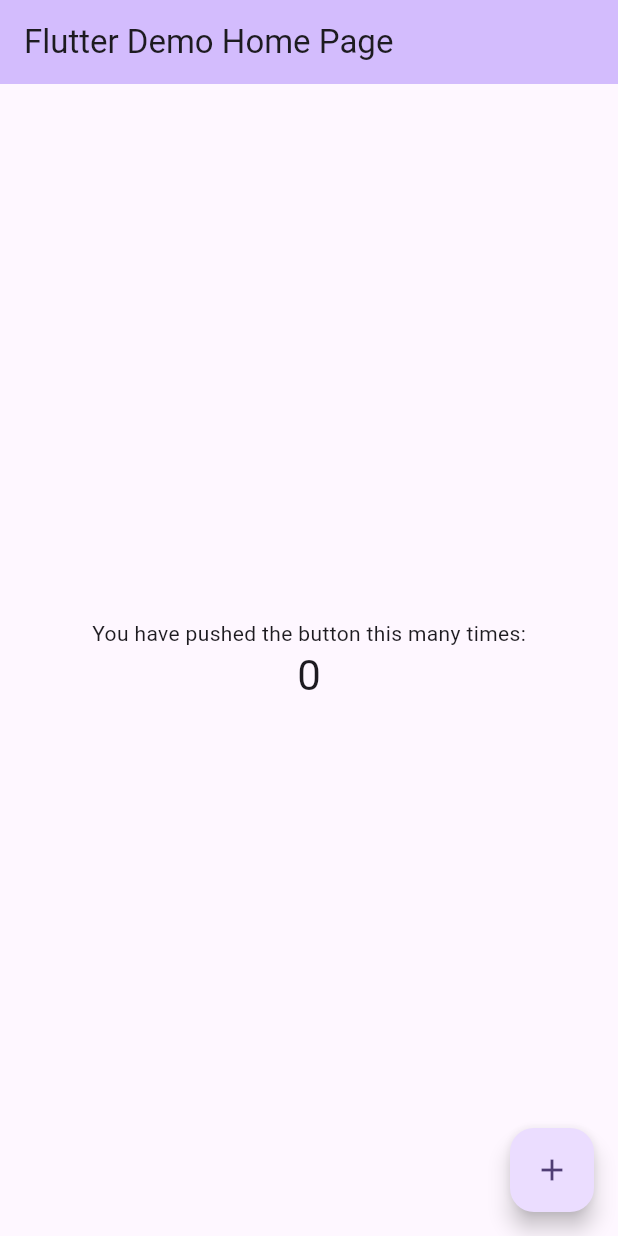
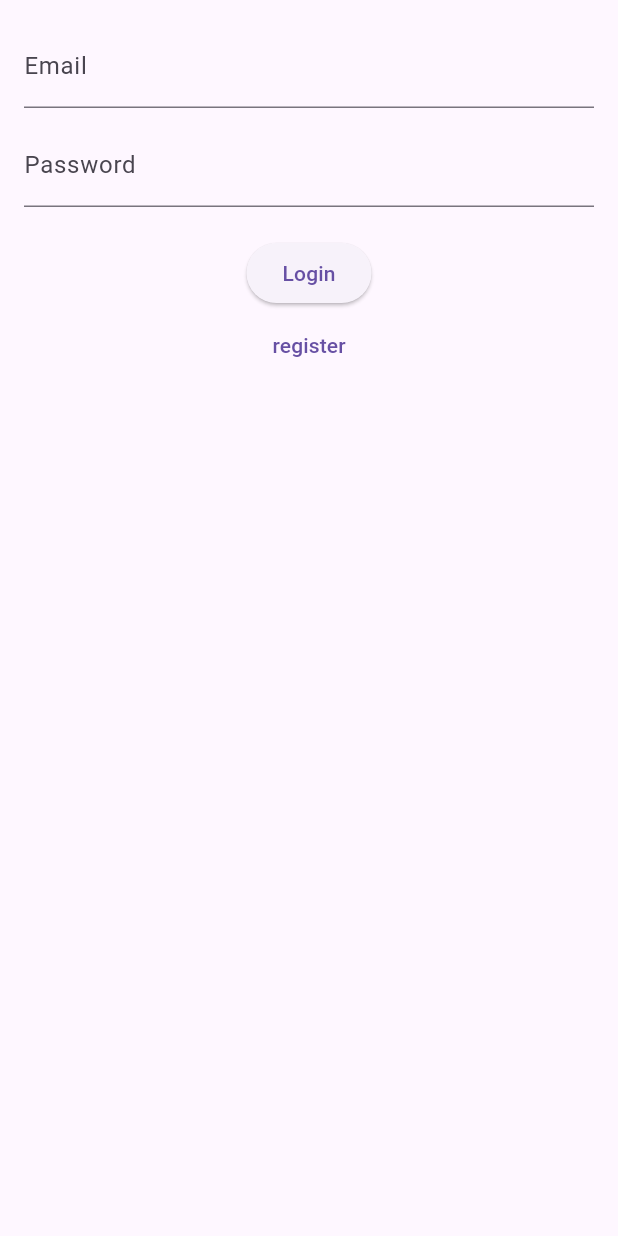
Before and after one commit to Abdelrahman-Rashad/Book-Voices-Flutter, a Flutter app: the screen it shows after launch, on a phone screen of 412 x 824 dp. Run offline on Flutter 3.47's test engine with Material 3 defaults, Android fonts, the phone set to English and light mode, and no system bars; our stand-ins replace bloc, dartz, firebase_auth, firebase_core, flutter_bloc, get_it; accounts and stored records are empty; generated files the repository leaves out were written again.

Commit message:
add auth_helper tests and create presentaion layer

```diff
--- a/lib/api/firebase/handle_exceptions/handleFirebaseAuthException.dart
+++ b/lib/api/firebase/handle_exceptions/handleFirebaseAuthException.dart
@@ -13,9 +13,11 @@ class handleFirebaseAuthException {
         return 'لا يوجد مستخدم مسجل بهذا البريد الإلكتروني.';
 
       case 'wrong-password':
+        return 'كلمة المرور غير صحيحة. يرجى المحاولة مرة أخرى.';
+
       case 'INVALID_LOGIN_CREDENTIALS':
       case 'invalid-credential':
-        return 'كلمة المرور غير صحيحة. يرجى المحاولة مرة أخرى.';
+        return 'البريد الإلكتروني المدخل غير مسجل. يرجى التحقق من البريد الإلكتروني أو إنشاء حساب جديد.';
 
       case 'too-many-requests':
         return 'عدد كبير جدًا من المحاولات. يرجى الانتظار قبل المحاولة مجددًا.';
--- a/lib/core/error/failure.dart
+++ b/lib/core/error/failure.dart
@@ -1,4 +1,4 @@
-abstract class Failure {
+abstract class Failure implements Exception {
   final String message;
   Failure(this.message);
 }
--- a/lib/features/Authentication/domain/usecases/logout_usecase.dart
+++ b/lib/features/Authentication/domain/usecases/logout_usecase.dart
@@ -7,7 +7,7 @@ class LogoutUsecase {
 
   LogoutUsecase(this.authRepo);
 
-  Future<Either<Failure, void>> execute(String email, String password) {
+  Future<Either<Failure, void>> execute() {
     return authRepo.logout();
   }
 }
--- /dev/null
+++ b/lib/features/Authentication/presentation/manager/cubit/auth_cubit.dart
@@ -0,0 +1,54 @@
+// ignore_for_file: public_member_api_docs, sort_constructors_first
+import 'dart:developer';
+
+import 'package:bloc/bloc.dart';
+import 'package:firebase_auth/firebase_auth.dart';
+import 'package:meta/meta.dart';
+
+import 'package:book_voices/features/Authentication/domain/usecases/login_usecase.dart';
+import 'package:book_voices/features/Authentication/domain/usecases/logout_usecase.dart';
+import 'package:book_voices/features/Authentication/domain/usecases/register_usecase.dart';
+
+part 'auth_state.dart';
+
+class AuthCubit extends Cubit<AuthState> {
+  AuthCubit({
+    required this.loginUsecase,
+    required this.registerUsecase,
+    required this.logoutUsecase,
+  }) : super(AuthInitial());
+
+  final LoginUsecase loginUsecase;
+  final RegisterUsecase registerUsecase;
+  final LogoutUsecase logoutUsecase;
+
+  Future<void> makeLogin(String email, String password) async {
+    emit(AuthLoadingLogin());
+
+    final user = await loginUsecase.execute(email, password);
+    user.fold((l) => emit(AuthFailedLogin(l.message)),
+        (r) => emit(AuthSuccessLogin(r)));
+  }
+
+  Future<void> makeRegister(String email, String password) async {
+    emit(AuthLoadingRegister());
+
+    final user = await registerUsecase.execute(email, password);
+    user.fold((l) => emit(AuthFailedRegister(l.message)),
+        (r) => emit(AuthSuccessRegister(r)));
+  }
+
+  Future<void> makeLogout() async {
+    emit(AuthLoadingLogout());
+
+    final user = await logoutUsecase.execute();
+    user.fold((l) => emit(AuthFailedLogout(l.message)),
+        (r) => emit(AuthSuccessLogout()));
+  }
+
+  @override
+  void onChange(Change<AuthState> change) {
+    log(change.toString());
+    super.onChange(change);
+  }
+}
--- /dev/null
+++ b/lib/features/Authentication/presentation/manager/cubit/auth_state.dart
@@ -0,0 +1,47 @@
+part of 'auth_cubit.dart';
+
+@immutable
+sealed class AuthState {}
+
+final class AuthInitial extends AuthState {}
+
+// Login
+final class AuthLoadingLogin extends AuthState {}
+
+final class AuthSuccessLogin extends AuthState {
+  final User user;
+
+  AuthSuccessLogin(this.user);
+}
+
+final class AuthFailedLogin extends AuthState {
+  final String massage;
+
+  AuthFailedLogin(this.massage);
+}
+
+// Register
+final class AuthLoadingRegister extends AuthState {}
+
+final class AuthSuccessRegister extends AuthState {
+  final User user;
+
+  AuthSuccessRegister(this.user);
+}
+
+final class AuthFailedRegister extends AuthState {
+  final String massage;
+
+  AuthFailedRegister(this.massage);
+}
+
+// Logout
+final class AuthSuccessLogout extends AuthState {}
+
+final class AuthLoadingLogout extends AuthState {}
+
+final class AuthFailedLogout extends AuthState {
+  final String massage;
+
+  AuthFailedLogout(this.massage);
+}
--- /dev/null
+++ b/lib/features/Authentication/presentation/pages/login.dart
@@ -0,0 +1,83 @@
+import 'package:book_voices/features/Authentication/presentation/manager/cubit/auth_cubit.dart';
+import 'package:book_voices/features/Authentication/presentation/pages/resgister_page.dart';
+import 'package:flutter/material.dart';
+import 'package:flutter_bloc/flutter_bloc.dart';
+
+class Login extends StatelessWidget {
+  Login({super.key});
+  final formKey = GlobalKey<FormState>();
+  final TextEditingController emailController = TextEditingController();
+  final TextEditingController passwordController = TextEditingController();
+
+  @override
+  Widget build(BuildContext context) {
+    return Scaffold(
+      body: Padding(
+        padding: EdgeInsets.all(16.0),
+        child: Form(
+          key: formKey,
+          child: Column(
+            crossAxisAlignment: CrossAxisAlignment.stretch,
+            children: [
+              TextFormField(
+                controller: emailController,
+                decoration: InputDecoration(labelText: 'Email'),
+                validator: (value) =>
+                    value!.isEmpty ? 'Please enter your email' : null,
+              ),
+              SizedBox(height: 10),
+              TextFormField(
+                controller: passwordController,
+                decoration: InputDecoration(labelText: 'Password'),
+                obscureText: true,
+                validator: (value) =>
+                    value!.isEmpty ? 'Please enter your password' : null,
+              ),
+              SizedBox(height: 20),
+              BlocConsumer<AuthCubit, AuthState>(
+                listener: (context, state) {
+                  if (state is AuthSuccessLogin) {
+                    ScaffoldMessenger.of(context).showSnackBar(
+                      SnackBar(content: Text('Login Successful!')),
+                    );
+                  } else if (state is AuthFailedLogin) {
+                    ScaffoldMessenger.of(context).showSnackBar(
+                      SnackBar(content: Text(state.massage)),
+                    );
+                  }
+                },
+                builder: (context, state) {
+                  if (state is AuthLoadingLogin) {
+                    return Center(child: CircularProgressIndicator());
+                  }
+                  return Column(
+                    children: [
+                      ElevatedButton(
+                        onPressed: () {
+                          if (formKey.currentState!.validate()) {
+                            final email = emailController.text.trim();
+                            final password = passwordController.text.trim();
+                            context
+                                .read<AuthCubit>()
+                                .makeLogin(email, password);
+                          }
+                        },
+                        child: Text('Login'),
+                      ),
+                      TextButton(
+                          onPressed: () => Navigator.push(
+                              context,
+                              MaterialPageRoute(
+                                  builder: (context) => RegisterPage())),
+                          child: Text("register"))
+                    ],
+                  );
+                },
+              ),
+            ],
+          ),
+        ),
+      ),
+    );
+  }
+}
--- a/lib/main.dart
+++ b/lib/main.dart
@@ -1,131 +1,31 @@
+import 'package:book_voices/core/service_locator/service_locator.dart';
+import 'package:book_voices/features/Authentication/presentation/manager/cubit/auth_cubit.dart';
+import 'package:book_voices/features/Authentication/presentation/pages/login.dart';
+import 'package:book_voices/features/Authentication/presentation/pages/resgister_page.dart';
 import 'package:book_voices/firebase_options.dart';
 import 'package:firebase_core/firebase_core.dart';
 import 'package:flutter/material.dart';
+import 'package:flutter_bloc/flutter_bloc.dart';
 
 void main() async {
   WidgetsFlutterBinding.ensureInitialized();
   await Firebase.initializeApp(
     options: DefaultFirebaseOptions.currentPlatform,
   );
+  setUp();
   runApp(const MyApp());
 }
 
 class MyApp extends StatelessWidget {
   const MyApp({super.key});
 
-  // This widget is the root of your application.
   @override
   Widget build(BuildContext context) {
-    return MaterialApp(
-      title: 'Flutter Demo',
-      theme: ThemeData(
-        // This is the theme of your application.
-        //
-        // TRY THIS: Try running your application with "flutter run". You'll see
-        // the application has a purple toolbar. Then, without quitting the app,
-        // try changing the seedColor in the colorScheme below to Colors.green
-        // and then invoke "hot reload" (save your changes or press the "hot
-        // reload" button in a Flutter-supported IDE, or press "r" if you used
-        // the command line to start the app).
-        //
-        // Notice that the counter didn't reset back to zero; the application
-        // state is not lost during the reload. To reset the state, use hot
-        // restart instead.
-        //
-        // This works for code too, not just values: Most code changes can be
-        // tested with just a hot reload.
-        colorScheme: ColorScheme.fromSeed(seedColor: Colors.deepPurple),
-        useMaterial3: true,
+    return MultiBlocProvider(
+      providers: [BlocProvider(create: (context) => sl<AuthCubit>())],
+      child: MaterialApp(
+        home: Login(),
       ),
-      home: const MyHomePage(title: 'Flutter Demo Home Page'),
     );
   }
 }
-
-class MyHomePage extends StatefulWidget {
-  const MyHomePage({super.key, required this.title});
-
-  // This widget is the home page of your application. It is stateful, meaning
-  // that it has a State object (defined below) that contains fields that affect
-  // how it looks.
-
-  // This class is the configuration for the state. It holds the values (in this
-  // case the title) provided by the parent (in this case the App widget) and
-  // used by the build method of the State. Fields in a Widget subclass are
-  // always marked "final".
-
-  final String title;
-
-  @override
-  State<MyHomePage> createState() => _MyHomePageState();
-}
-
-class _MyHomePageState extends State<MyHomePage> {
-  int _counter = 0;
-
-  void _incrementCounter() {
-    setState(() {
-      // This call to setState tells the Flutter framework that something has
-      // changed in this State, which causes it to rerun the build method below
-      // so that the display can reflect the updated values. If we changed
-      // _counter without calling setState(), then the build method would not be
-      // called again, and so nothing would appear to happen.
-      _counter++;
-    });
-  }
-
-  @override
-  Widget build(BuildContext context) {
-    // This method is rerun every time setState is called, for instance as done
-    // by the _incrementCounter method above.
-    //
-    // The Flutter framework has been optimized to make rerunning build methods
-    // fast, so that you can just rebuild anything that needs updating rather
-    // than having to individually change instances of widgets.
-    return Scaffold(
-      appBar: AppBar(
-        // TRY THIS: Try changing the color here to a specific color (to
-        // Colors.amber, perhaps?) and trigger a hot reload to see the AppBar
-        // change color while the other colors stay the same.
-        backgroundColor: Theme.of(context).colorScheme.inversePrimary,
-        // Here we take the value from the MyHomePage object that was created by
-        // the App.build method, and use it to set our appbar title.
-        title: Text(widget.title),
-      ),
-      body: Center(
-        // Center is a layout widget. It takes a single child and positions it
-        // in the middle of the parent.
-        child: Column(
-          // Column is also a layout widget. It takes a list of children and
-          // arranges them vertically. By default, it sizes itself to fit its
-          // children horizontally, and tries to be as tall as its parent.
-          //
-          // Column has various properties to control how it sizes itself and
-          // how it positions its children. Here we use mainAxisAlignment to
-          // center the children vertically; the main axis here is the vertical
-          // axis because Columns are vertical (the cross axis would be
-          // horizontal).
-          //
-          // TRY THIS: Invoke "debug painting" (choose the "Toggle Debug Paint"
-          // action in the IDE, or press "p" in the console), to see the
-          // wireframe for each widget.
-          mainAxisAlignment: MainAxisAlignment.center,
-          children: <Widget>[
-            const Text(
-              'You have pushed the button this many times:',
-            ),
-            Text(
-              '$_counter',
-              style: Theme.of(context).textTheme.headlineMedium,
-            ),
-          ],
-        ),
-      ),
-      floatingActionButton: FloatingActionButton(
-        onPressed: _incrementCounter,
-        tooltip: 'Increment',
-        child: const Icon(Icons.add),
-      ), // This trailing comma makes auto-formatting nicer for build methods.
-    );
-  }
-}
--- a/pubspec.yaml
+++ b/pubspec.yaml
@@ -28,12 +28,16 @@ environment:
 # the latest version available on pub.dev. To see which dependencies have newer
 # versions available, run `flutter pub outdated`.
 dependencies:
+  build_runner: ^2.4.14
   cupertino_icons: ^1.0.8
   dartz: ^0.10.1
   firebase_auth: ^5.3.4
   firebase_core: ^3.9.0
   flutter:
     sdk: flutter
+  flutter_bloc: ^8.1.6
+  get_it: ^8.0.3
+  mockito: ^5.4.5
 
 dev_dependencies:
   flutter_lints: ^5.0.0
```
Also changed, not shown: lib/api/firebase/auth_helper/auth_helper.dart (+12 -8 lines), lib/core/service_locator/service_locator.dart (added, +27 -0 lines), lib/features/Authentication/data/datasources/auth_data_source.dart (+4 -3 lines), lib/features/Authentication/presentation/pages/Sample_page.dart (deleted, +0 -15 lines), lib/features/Authentication/presentation/pages/resgister_page.dart (added, +77 -0 lines), pubspec.lock, 6 other files.
